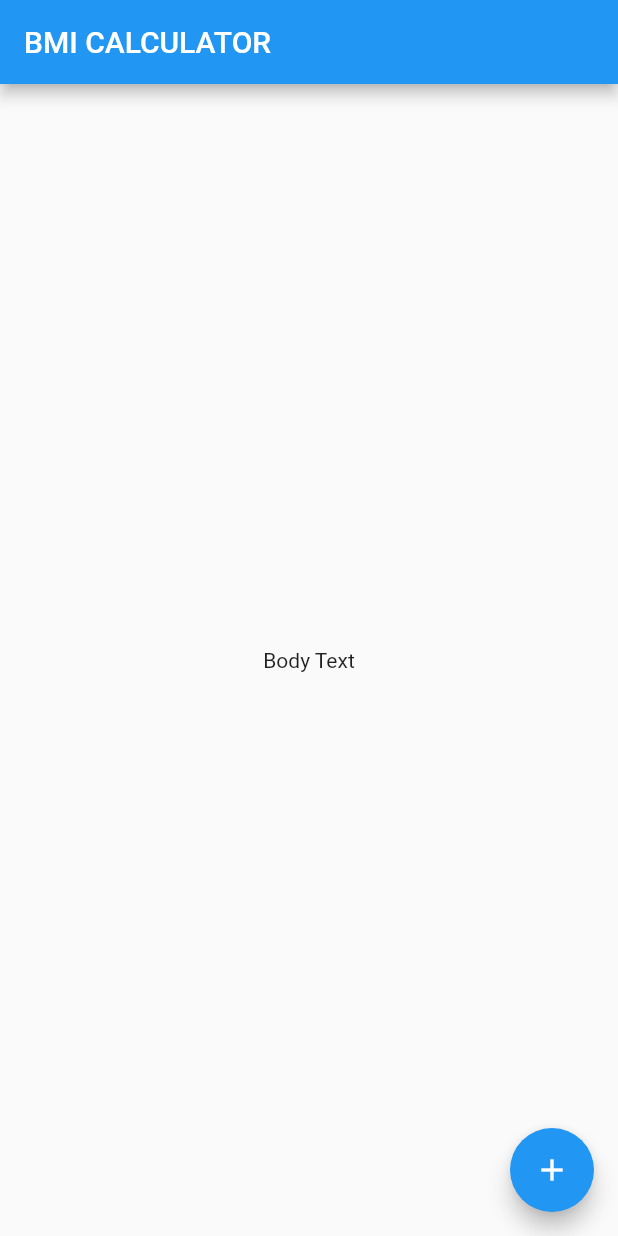
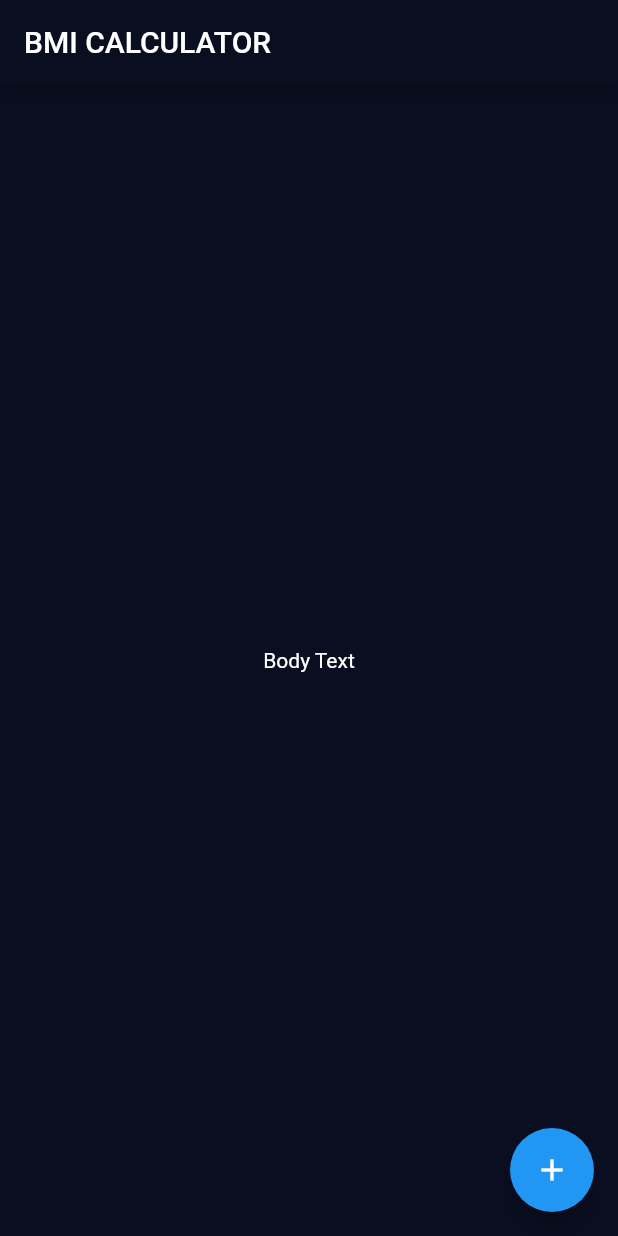
Before and after one commit to Ayushd70/bmi-calculator, a Flutter app: the screen it shows after launch, on a phone screen of 412 x 824 dp. Run offline on Flutter 3.47's test engine with Material 2 defaults, Android fonts, the phone set to English and light mode, and no system bars.

Commit message:
bmi: add primaryColor and scaffoldBackgroundColor
* Also make the text color to white so that it is readable

Signed-off-by: Ayush Dubey <ayushdubey70@gmail.com>

```diff
--- a/lib/main.dart
+++ b/lib/main.dart
@@ -6,6 +6,15 @@ class BMICalculator extends StatelessWidget {
   @override
   Widget build(BuildContext context) {
     return MaterialApp(
+      theme: ThemeData(
+        primaryColor: Color(0xFF0A0E21),
+        scaffoldBackgroundColor: Color(0xFF0A0E21),
+        textTheme: TextTheme(
+          body1: TextStyle(
+                color: Colors.white,
+            ),
+        ),
+      ),
       home: InputPage(),
     );
   }
```
